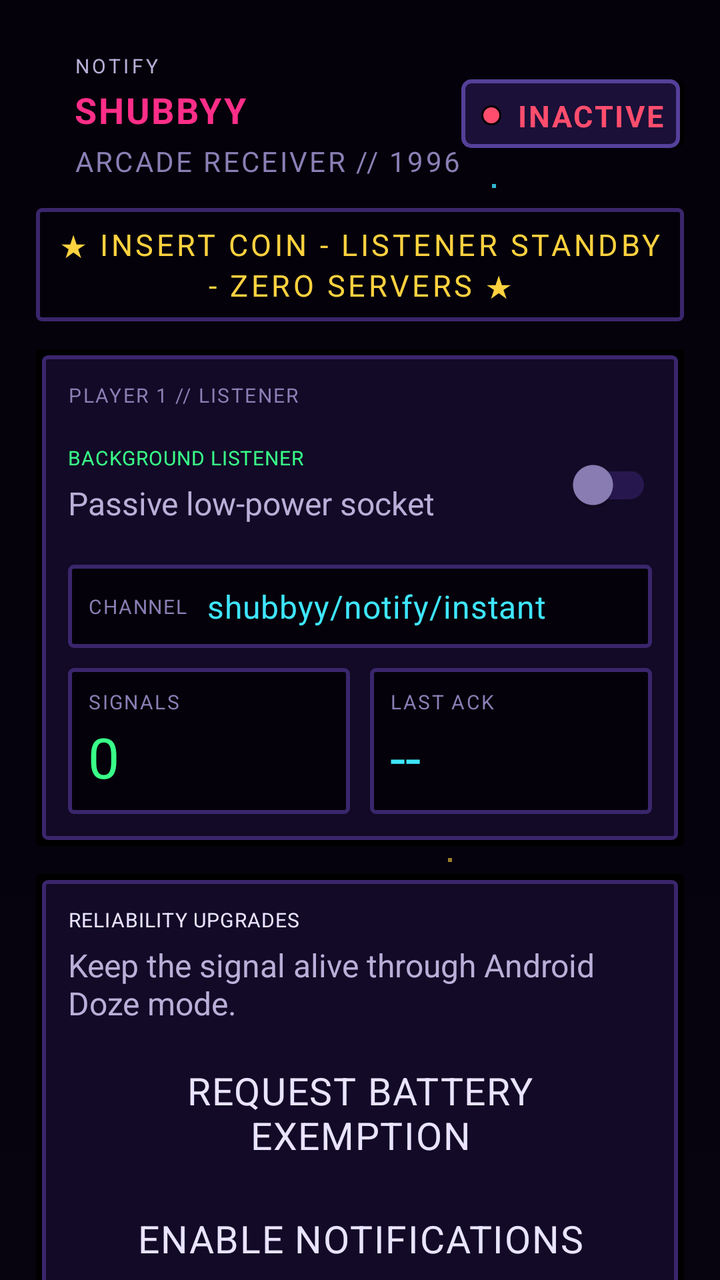
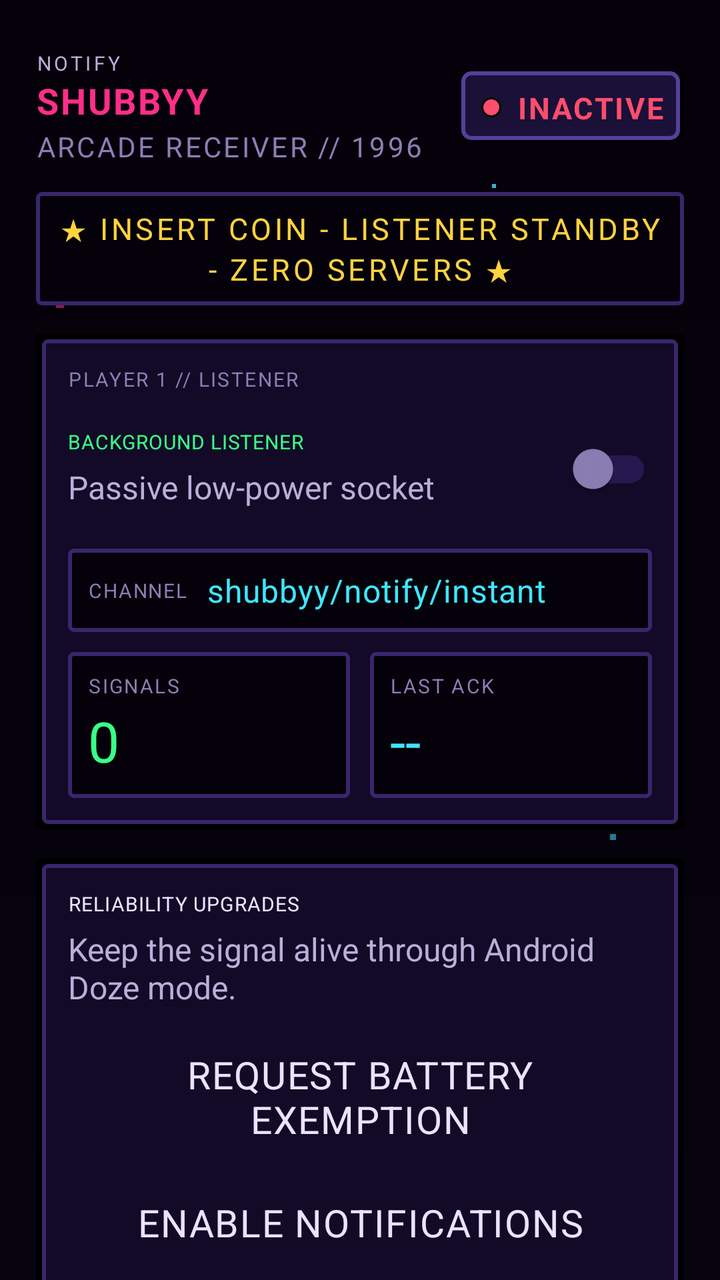

Screens rendered from an Android XML layout before and after an edit, with the pre-edit source and the edit as a unified diff.
<!-- AndroidManifest.xml: application theme Theme.NotifyShubbyy -->
<!-- res/layout/activity_main.xml -->
<?xml version="1.0" encoding="utf-8"?>
<androidx.core.widget.NestedScrollView xmlns:android="http://schemas.android.com/apk/res/android"
    xmlns:app="http://schemas.android.com/apk/res-auto"
    xmlns:tools="http://schemas.android.com/tools"
    android:layout_width="match_parent"
    android:layout_height="match_parent"
    android:background="@drawable/bg_screen"
    android:fillViewport="true"
    tools:context=".MainActivity">

    <LinearLayout
        android:layout_width="match_parent"
        android:layout_height="wrap_content"
        android:orientation="vertical"
        android:paddingHorizontal="18dp"
        android:paddingTop="18dp"
        android:paddingBottom="28dp">

        
        <RelativeLayout
            android:layout_width="match_parent"
            android:layout_height="wrap_content"
            android:layout_marginTop="8dp"
            android:layout_marginBottom="14dp">

            <LinearLayout
                android:layout_width="wrap_content"
                android:layout_height="wrap_content"
                android:layout_centerVertical="true"
                android:layout_toStartOf="@id/chipStatus"
                android:orientation="vertical">

                <TextView
                    android:layout_width="wrap_content"
                    android:layout_height="wrap_content"
                    app:fontFamily="@font/press_start_2p"
                    android:letterSpacing="0.14"
                    android:text="NOTIFY"
                    android:textColor="@color/text_secondary"
                    android:textSize="10sp" />

                <TextView
                    android:layout_width="wrap_content"
                    android:layout_height="wrap_content"
                    android:layout_marginTop="3dp"
                    app:fontFamily="@font/press_start_2p"
                    android:letterSpacing="0.05"
                    android:text="SHUBBYY"
                    android:textColor="@color/accent_pink"
                    android:textSize="18sp"
                    android:textStyle="bold" />

                <TextView
                    android:layout_width="wrap_content"
                    android:layout_height="wrap_content"
                    android:layout_marginTop="4dp"
                    app:fontFamily="@font/vt323"
                    android:letterSpacing="0.08"
                    android:text="ARCADE RECEIVER // 1996"
                    android:textColor="@color/text_muted"
                    android:textSize="14sp" />
            </LinearLayout>

            
            <LinearLayout
                android:id="@+id/chipStatus"
                android:layout_width="wrap_content"
                android:layout_height="wrap_content"
                android:layout_alignParentEnd="true"
                android:layout_centerVertical="true"
                android:background="@drawable/bg_pill"
                android:gravity="center_vertical"
                android:paddingHorizontal="10dp"
                android:paddingVertical="8dp">

                <View
                    android:id="@+id/viewStatusDot"
                    android:layout_width="10dp"
                    android:layout_height="10dp"
                    android:background="@drawable/bg_status_dot" />

                <TextView
                    android:id="@+id/tvLiveStatus"
                    android:layout_width="wrap_content"
                    android:layout_height="wrap_content"
                    android:layout_marginStart="8dp"
                    app:fontFamily="@font/vt323"
                    android:letterSpacing="0.06"
                    android:text="INACTIVE"
                    android:textColor="@color/error"
                    android:textSize="15sp"
                    android:textStyle="bold" />
            </LinearLayout>
        </RelativeLayout>

        
        <TextView
            android:layout_width="match_parent"
            android:layout_height="wrap_content"
            android:layout_marginBottom="14dp"
            android:background="@drawable/bg_inset"
            app:fontFamily="@font/vt323"
            android:gravity="center"
            android:letterSpacing="0.1"
            android:paddingHorizontal="10dp"
            android:paddingVertical="8dp"
            android:text="&#9733; INSERT COIN - LISTENER STANDBY - ZERO SERVERS &#9733;"
            android:textColor="@color/accent_yellow"
            android:textSize="15sp" />

        
        <LinearLayout
            android:layout_width="match_parent"
            android:layout_height="wrap_content"
            android:background="@drawable/bg_card"
            android:orientation="vertical"
            android:padding="16dp">

            <TextView
                android:layout_width="wrap_content"
                android:layout_height="wrap_content"
                app:fontFamily="@font/press_start_2p"
                android:letterSpacing="0.08"
                android:text="PLAYER 1 // LISTENER"
                android:textColor="@color/text_muted"
                android:textSize="10sp" />

            <RelativeLayout
                android:layout_width="match_parent"
                android:layout_height="wrap_content"
                android:layout_marginTop="14dp">

                <LinearLayout
                    android:layout_width="wrap_content"
                    android:layout_height="wrap_content"
                    android:layout_alignParentStart="true"
                    android:layout_centerVertical="true"
                    android:layout_toStartOf="@id/switchService"
                    android:orientation="vertical">

                    <TextView
                        android:layout_width="wrap_content"
                        android:layout_height="wrap_content"
                        app:fontFamily="@font/press_start_2p"
                        android:letterSpacing="0.03"
                        android:text="BACKGROUND LISTENER"
                        android:textColor="@color/primary"
                        android:textSize="10sp" />

                    <TextView
                        android:layout_width="wrap_content"
                        android:layout_height="wrap_content"
                        android:layout_marginTop="5dp"
                        app:fontFamily="@font/vt323"
                        android:text="Passive low-power socket"
                        android:textColor="@color/text_secondary"
                        android:textSize="16sp" />
                </LinearLayout>

                <com.google.android.material.switchmaterial.SwitchMaterial
                    android:id="@+id/switchService"
                    android:layout_width="wrap_content"
                    android:layout_height="wrap_content"
                    android:layout_alignParentEnd="true"
                    android:layout_centerVertical="true"
                    app:thumbTint="@color/switch_thumb"
                    app:trackTint="@color/switch_track" />
            </RelativeLayout>

            
            <LinearLayout
                android:layout_width="match_parent"
                android:layout_height="wrap_content"
                android:layout_marginTop="16dp"
                android:background="@drawable/bg_inset"
                android:gravity="center_vertical"
                android:orientation="horizontal"
                android:paddingHorizontal="10dp"
                android:paddingVertical="10dp">

                <TextView
                    android:layout_width="wrap_content"
                    android:layout_height="wrap_content"
                    app:fontFamily="@font/press_start_2p"
                    android:letterSpacing="0.06"
                    android:text="CHANNEL"
                    android:textColor="@color/text_muted"
                    android:textSize="10sp" />

                <TextView
                    android:layout_width="0dp"
                    android:layout_height="wrap_content"
                    android:layout_marginStart="10dp"
                    android:layout_weight="1"
                    app:fontFamily="@font/vt323"
                    android:letterSpacing="0.02"
                    android:text="shubbyy/notify/instant"
                    android:textColor="@color/secondary"
                    android:textSize="16sp" />
            </LinearLayout>

            
            <LinearLayout
                android:layout_width="match_parent"
                android:layout_height="wrap_content"
                android:layout_marginTop="10dp"
                android:orientation="horizontal">

                <LinearLayout
                    android:layout_width="0dp"
                    android:layout_height="wrap_content"
                    android:layout_weight="1"
                    android:background="@drawable/bg_inset"
                    android:orientation="vertical"
                    android:padding="10dp">

                    <TextView
                        android:layout_width="wrap_content"
                        android:layout_height="wrap_content"
                        app:fontFamily="@font/press_start_2p"
                        android:letterSpacing="0.08"
                        android:text="SIGNALS"
                        android:textColor="@color/text_muted"
                        android:textSize="10sp" />

                    <TextView
                        android:id="@+id/tvSignalCount"
                        android:layout_width="wrap_content"
                        android:layout_height="wrap_content"
                        android:layout_marginTop="2dp"
                        app:fontFamily="@font/vt323"
                        android:text="0"
                        android:textColor="@color/primary"
                        android:textSize="28sp" />
                </LinearLayout>

                <Space
                    android:layout_width="10dp"
                    android:layout_height="1dp" />

                <LinearLayout
                    android:layout_width="0dp"
                    android:layout_height="wrap_content"
                    android:layout_weight="1"
                    android:background="@drawable/bg_inset"
                    android:orientation="vertical"
                    android:padding="10dp">

                    <TextView
                        android:layout_width="wrap_content"
                        android:layout_height="wrap_content"
                        app:fontFamily="@font/press_start_2p"
                        android:letterSpacing="0.08"
                        android:text="LAST ACK"
                        android:textColor="@color/text_muted"
                        android:textSize="10sp" />

                    <TextView
                        android:id="@+id/tvLastAck"
                        android:layout_width="wrap_content"
                        android:layout_height="wrap_content"
                        android:layout_marginTop="2dp"
                        app:fontFamily="@font/vt323"
                        android:text="--"
                        android:textColor="@color/secondary"
                        android:textSize="28sp" />
                </LinearLayout>
            </LinearLayout>
        </LinearLayout>

        
        <LinearLayout
            android:layout_width="match_parent"
            android:layout_height="wrap_content"
            android:layout_marginTop="14dp"
            android:background="@drawable/bg_card"
            android:orientation="vertical"
            android:padding="16dp">

            <TextView
                android:layout_width="wrap_content"
                android:layout_height="wrap_content"
                app:fontFamily="@font/press_start_2p"
                android:letterSpacing="0.04"
                android:text="RELIABILITY UPGRADES"
                android:textColor="@color/text_primary"
                android:textSize="10sp" />

            <TextView
                android:layout_width="wrap_content"
                android:layout_height="wrap_content"
                android:layout_marginTop="5dp"
                app:fontFamily="@font/vt323"
                android:text="Keep the signal alive through Android Doze mode."
                android:textColor="@color/text_secondary"
                android:textSize="16sp" />

            <Button
                android:id="@+id/btnBatteryOpt"
                style="@style/Widget.NotifyShubbyy.Button.Tonal"
                android:layout_width="match_parent"
                android:layout_height="wrap_content"
                android:layout_marginTop="14dp"
                android:text="REQUEST BATTERY EXEMPTION" />

            <Button
                android:id="@+id/btnNotificationPerm"
                style="@style/Widget.NotifyShubbyy.Button.Outlined"
                android:layout_width="match_parent"
                android:layout_height="wrap_content"
                android:layout_marginTop="8dp"
                android:text="ENABLE NOTIFICATIONS" />

            <LinearLayout
                android:layout_width="match_parent"
                android:layout_height="wrap_content"
                android:layout_marginTop="8dp"
                android:orientation="horizontal">

                <Button
                    android:id="@+id/btnTestBeep"
                    style="@style/Widget.NotifyShubbyy.Button"
                    android:layout_width="0dp"
                    android:layout_height="wrap_content"
                    android:layout_marginEnd="5dp"
                    android:layout_weight="1"
                    android:text="TEST BEEP"
                    app:backgroundTint="@color/primary_container"
                    app:strokeColor="@color/primary"
                    android:textColor="@color/on_primary_container" />

                <Button
                    android:id="@+id/btnTestSiren"
                    style="@style/Widget.NotifyShubbyy.Button"
                    android:layout_width="0dp"
                    android:layout_height="wrap_content"
                    android:layout_marginStart="5dp"
                    android:layout_weight="1"
                    android:text="TEST SIREN"
                    app:backgroundTint="@color/error_container"
                    app:strokeColor="@color/error"
                    android:textColor="@color/on_error_container" />
            </LinearLayout>

            <Button
                android:id="@+id/btnTestVibrate"
                style="@style/Widget.NotifyShubbyy.Button.Outlined"
                android:layout_width="match_parent"
                android:layout_height="wrap_content"
                android:layout_marginTop="8dp"
                android:text="TEST VIBRATION" />
        </LinearLayout>

        
        <LinearLayout
            android:layout_width="match_parent"
            android:layout_height="wrap_content"
            android:layout_marginTop="14dp"
            android:layout_marginBottom="6dp"
            android:background="@drawable/bg_card"
            android:orientation="vertical"
            android:padding="16dp">

            <RelativeLayout
                android:layout_width="match_parent"
                android:layout_height="wrap_content">

                <TextView
                    android:layout_width="wrap_content"
                    android:layout_height="wrap_content"
                    android:layout_centerVertical="true"
                    app:fontFamily="@font/press_start_2p"
                    android:letterSpacing="0.04"
                    android:text="TRANSMISSION LOG"
                    android:textColor="@color/text_primary"
                    android:textSize="10sp" />

                <TextView
                    android:id="@+id/btnClearLog"
                    android:layout_width="wrap_content"
                    android:layout_height="wrap_content"
                    android:layout_alignParentEnd="true"
                    android:layout_centerVertical="true"
                    app:fontFamily="@font/press_start_2p"
                    android:letterSpacing="0.04"
                    android:padding="6dp"
                    android:text="CLEAR"
                    android:textColor="@color/accent_yellow"
                    android:textSize="10sp" />
            </RelativeLayout>

            <TextView
                android:id="@+id/tvEventLog"
                android:layout_width="match_parent"
                android:layout_height="wrap_content"
                android:layout_marginTop="12dp"
                android:background="@drawable/bg_inset"
                app:fontFamily="@font/vt323"
                android:lineSpacingExtra="3dp"
                android:minHeight="100dp"
                android:padding="12dp"
                android:text="[BOOT] AWAITING SIGNALS...&#10;"
                android:textColor="@color/text_secondary"
                android:textSize="16sp" />

            <TextView
                android:layout_width="match_parent"
                android:layout_height="wrap_content"
                android:layout_marginTop="10dp"
                app:fontFamily="@font/vt323"
                android:gravity="center"
                android:letterSpacing="0.08"
                android:text="MQTT OVER SSL &#183; 60s KEEPALIVE &#183; ZERO SERVERS"
                android:textColor="@color/text_muted"
                android:textSize="13sp" />
        </LinearLayout>

    </LinearLayout>

</androidx.core.widget.NestedScrollView>
<!-- resources referenced by this layout -->
<resources>
  <color name="accent_pink">#FF2E88</color>
  <color name="accent_yellow">#FFD23F</color>
  <color name="error">#FF4D6D</color>
  <color name="error_container">#45101C</color>
  <color name="on_error_container">#FFD9E0</color>
  <color name="on_primary_container">#B8FFD6</color>
  <color name="primary">#39FF88</color>
  <color name="primary_container">#0B4D2E</color>
  <color name="secondary">#3EE6FF</color>
  <color name="text_muted">#8B7FB5</color>
  <color name="text_primary">#E9E4FF</color>
  <color name="text_secondary">#B9AFD8</color>
  <!-- drawable bg_card (drawable) -->
  <?xml version="1.0" encoding="utf-8"?>
  <layer-list xmlns:android="http://schemas.android.com/apk/res/android">
  
      
      <item>
          <shape android:shape="rectangle">
              <solid android:color="@color/pixel_black" />
              <corners android:radius="2dp" />
          </shape>
      </item>
  
      
      <item
          android:bottom="3dp"
          android:left="3dp"
          android:right="3dp"
          android:top="3dp">
          <shape android:shape="rectangle">
              <solid android:color="@color/surface" />
              <stroke
                  android:width="2dp"
                  android:color="@color/outline" />
              <corners android:radius="2dp" />
          </shape>
      </item>
  
  </layer-list>
  <!-- drawable bg_inset (drawable) -->
  <?xml version="1.0" encoding="utf-8"?>
  <shape xmlns:android="http://schemas.android.com/apk/res/android"
      android:shape="rectangle">
      <solid android:color="@color/background_deep" />
      <stroke
          android:width="2dp"
          android:color="@color/outline" />
      <corners android:radius="2dp" />
  </shape>
  <!-- drawable bg_pill (drawable) -->
  <?xml version="1.0" encoding="utf-8"?>
  <layer-list xmlns:android="http://schemas.android.com/apk/res/android">
  
      <item android:bottom="2dp">
          <shape android:shape="rectangle">
              <solid android:color="@color/pixel_black" />
              <corners android:radius="4dp" />
          </shape>
      </item>
  
      <item
          android:bottom="2dp"
          android:right="2dp">
          <shape android:shape="rectangle">
              <solid android:color="@color/surface_container" />
              <stroke
                  android:width="2dp"
                  android:color="@color/outline_strong" />
              <corners android:radius="4dp" />
          </shape>
      </item>
  
  </layer-list>
  <!-- drawable bg_status_dot (drawable) -->
  <?xml version="1.0" encoding="utf-8"?>
  <shape xmlns:android="http://schemas.android.com/apk/res/android"
      android:shape="oval">
      <solid android:color="@color/error" />
      <stroke
          android:width="1dp"
          android:color="@color/pixel_black" />
  </shape>
  <style name="Widget.NotifyShubbyy.Button" parent="Widget.Material3.Button">
          <item name="cornerRadius">2dp</item>
          <item name="strokeWidth">2dp</item>
          <item name="strokeColor">@color/pixel_black</item>
          <item name="backgroundTint">@color/primary</item>
          <item name="android:textColor">@color/on_primary</item>
          <item name="fontFamily">@font/vt323</item>
          <item name="android:textSize">19sp</item>
          <item name="android:textAllCaps">false</item>
          <item name="android:letterSpacing">0.03</item>
          <item name="android:minHeight">50dp</item>
          <item name="android:insetTop">0dp</item>
          <item name="android:insetBottom">0dp</item>
      </style>
  <color name="pixel_black">#000000</color>
  <color name="surface">#120A26</color>
  <color name="outline">#3A266C</color>
  <color name="background_deep">#04010A</color>
  <color name="surface_container">#1B1038</color>
  <color name="outline_strong">#55409A</color>
  <color name="on_primary">#04140B</color>
  <color name="surface_container_high">#27174F</color>
  <color name="on_secondary">#00191F</color>
  <color name="secondary_container">#0B3A44</color>
  <color name="on_secondary_container">#B8F6FF</color>
  <color name="background">#07030F</color>
  <!-- unchanged entries left out for length: 4 -->
</resources>

<!-- the commit's change to res/layout/activity_main.xml (unified diff, before → after) -->
@@ -26,16 +26,21 @@
             <LinearLayout
                 android:layout_width="wrap_content"
                 android:layout_height="wrap_content"
+                android:layout_alignParentStart="true"
                 android:layout_centerVertical="true"
+                android:layout_marginEnd="8dp"
                 android:layout_toStartOf="@id/chipStatus"
+                android:gravity="start"
                 android:orientation="vertical">
 
                 <TextView
                     android:layout_width="wrap_content"
                     android:layout_height="wrap_content"
                     app:fontFamily="@font/press_start_2p"
+                    android:includeFontPadding="false"
                     android:letterSpacing="0.14"
                     android:text="NOTIFY"
+                    android:textAlignment="viewStart"
                     android:textColor="@color/text_secondary"
                     android:textSize="10sp" />
 
@@ -44,8 +49,10 @@
                     android:layout_height="wrap_content"
                     android:layout_marginTop="3dp"
                     app:fontFamily="@font/press_start_2p"
+                    android:includeFontPadding="false"
                     android:letterSpacing="0.05"
                     android:text="SHUBBYY"
+                    android:textAlignment="viewStart"
                     android:textColor="@color/accent_pink"
                     android:textSize="18sp"
                     android:textStyle="bold" />
@@ -55,8 +62,10 @@
                     android:layout_height="wrap_content"
                     android:layout_marginTop="4dp"
                     app:fontFamily="@font/vt323"
+                    android:includeFontPadding="false"
                     android:letterSpacing="0.08"
                     android:text="ARCADE RECEIVER // 1996"
+                    android:textAlignment="viewStart"
                     android:textColor="@color/text_muted"
                     android:textSize="14sp" />
             </LinearLayout>
